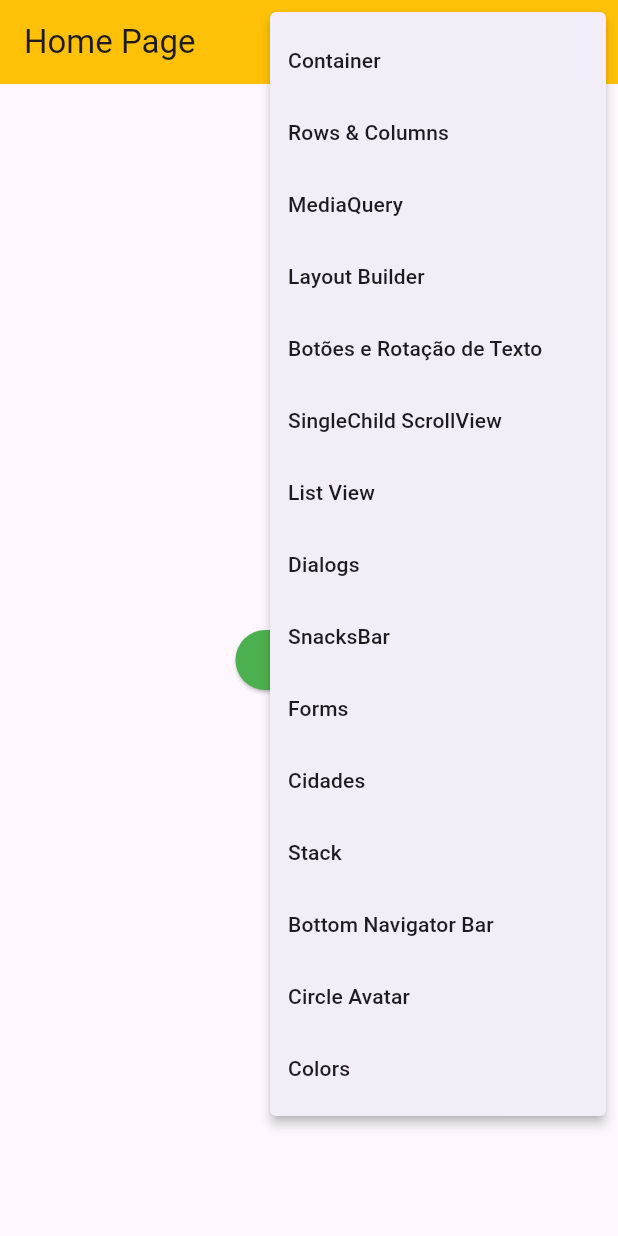
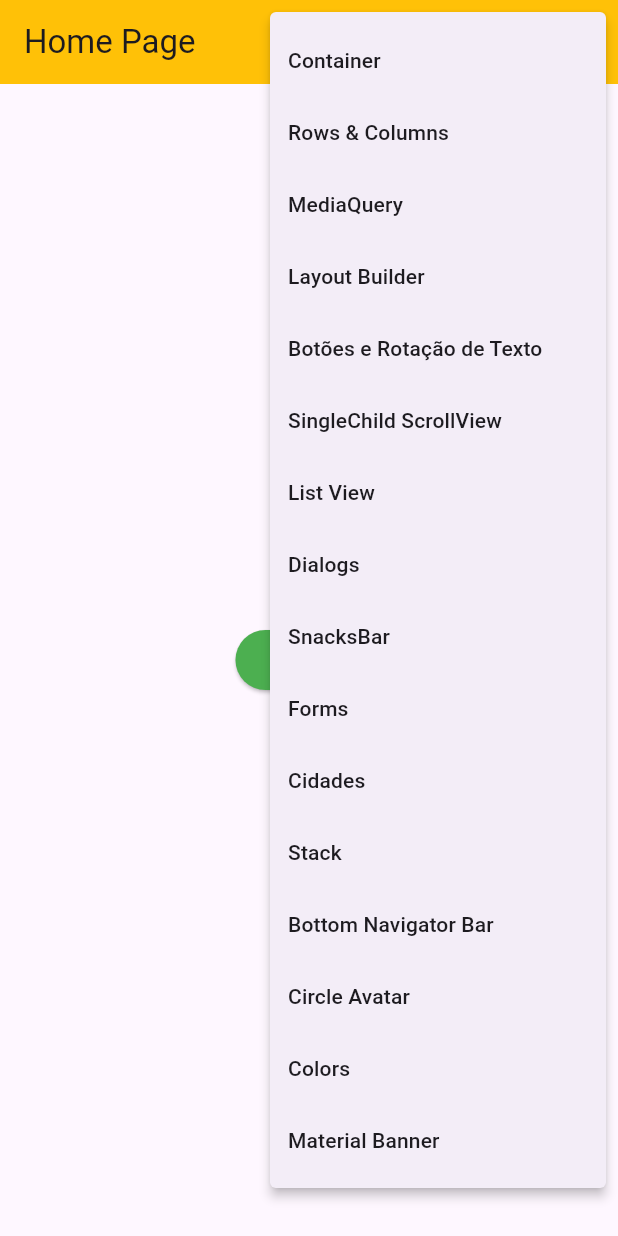
Before and after one commit to ErikVieiraFer/estudos, a Flutter app: the screen it shows after launch, after a tap on the "more vert" icon, on a phone screen of 412 x 824 dp. Run offline on Flutter 3.47's test engine with Material 3 defaults, Android fonts, the phone set to English and light mode, and no system bars.

Commit message:
material banner

```diff
--- a/lib/main.dart
+++ b/lib/main.dart
@@ -7,6 +7,7 @@ import 'package:flutter_maonamassa_navegacao/pages/colors/colors_page.dart';
 import 'package:flutter_maonamassa_navegacao/pages/dialogs/dialogs_page.dart';
 import 'package:flutter_maonamassa_navegacao/pages/forms/forms_page.dart';
 import 'package:flutter_maonamassa_navegacao/pages/layout_builder/layout_builder.dart';
+import 'package:flutter_maonamassa_navegacao/pages/material_banner/material_banner_page.dart';
 import 'package:flutter_maonamassa_navegacao/pages/media_query/media_query.dart';
 import 'package:flutter_maonamassa_navegacao/pages/scrolls/list_view_page.dart';
 import 'package:flutter_maonamassa_navegacao/pages/scrolls/singlechieldscrowview_page.dart';
@@ -57,6 +58,7 @@ class MyApp extends StatelessWidget {
         '/bottom_navigator_bar': (_) => BottomNavigatorBarPage(),
         '/circle_avatar': (_) => CircleAvatarPage(),
         '/colors_page': (_) => ColorsPage(),
+        '/material_banner': (_) => MaterialBannerPagePage(),
       },
     );
   }
--- a/lib/pages/home_page/home_page.dart
+++ b/lib/pages/home_page/home_page.dart
@@ -16,6 +16,7 @@ enum PopupMenuPages {
   bottom_navigator,
   circle_avatar,
   colors_page,
+  material_banner,
 }
 
 class HomePage extends StatelessWidget {
@@ -75,6 +76,9 @@ class HomePage extends StatelessWidget {
                   break;
                 case PopupMenuPages.colors_page:
                   Navigator.of(context).pushNamed('/colors_page');
+                  break;
+                case PopupMenuPages.material_banner:
+                  Navigator.of(context).pushNamed('/material_banner');
                   break;
               }
             },
@@ -140,6 +144,10 @@ class HomePage extends StatelessWidget {
                   value: PopupMenuPages.colors_page,
                   child: Text('Colors'),
                 ),
+                PopupMenuItem<PopupMenuPages>(
+                  value: PopupMenuPages.material_banner,
+                  child: Text('Material Banner'),
+                ),
               ];
             },
           )
```
Also changed, not shown: lib/pages/material_banner/material_banner_page.dart (added, +56 -0 lines), 4 other files.
